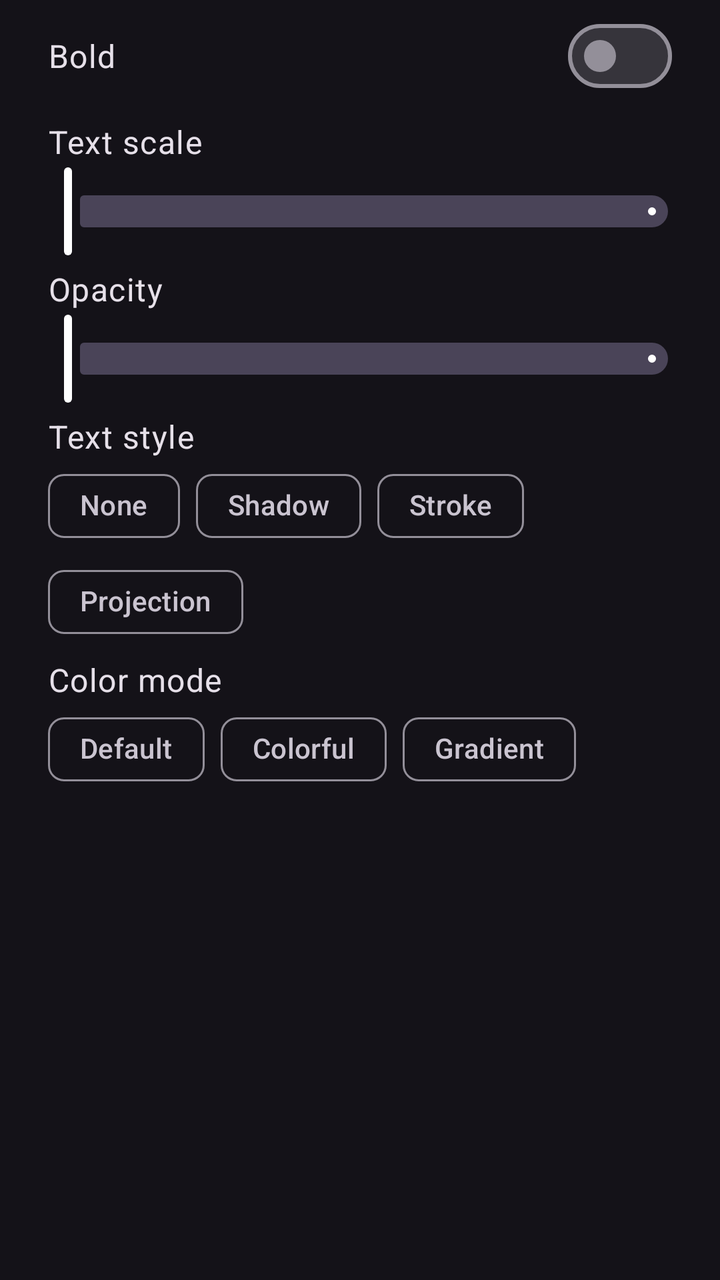
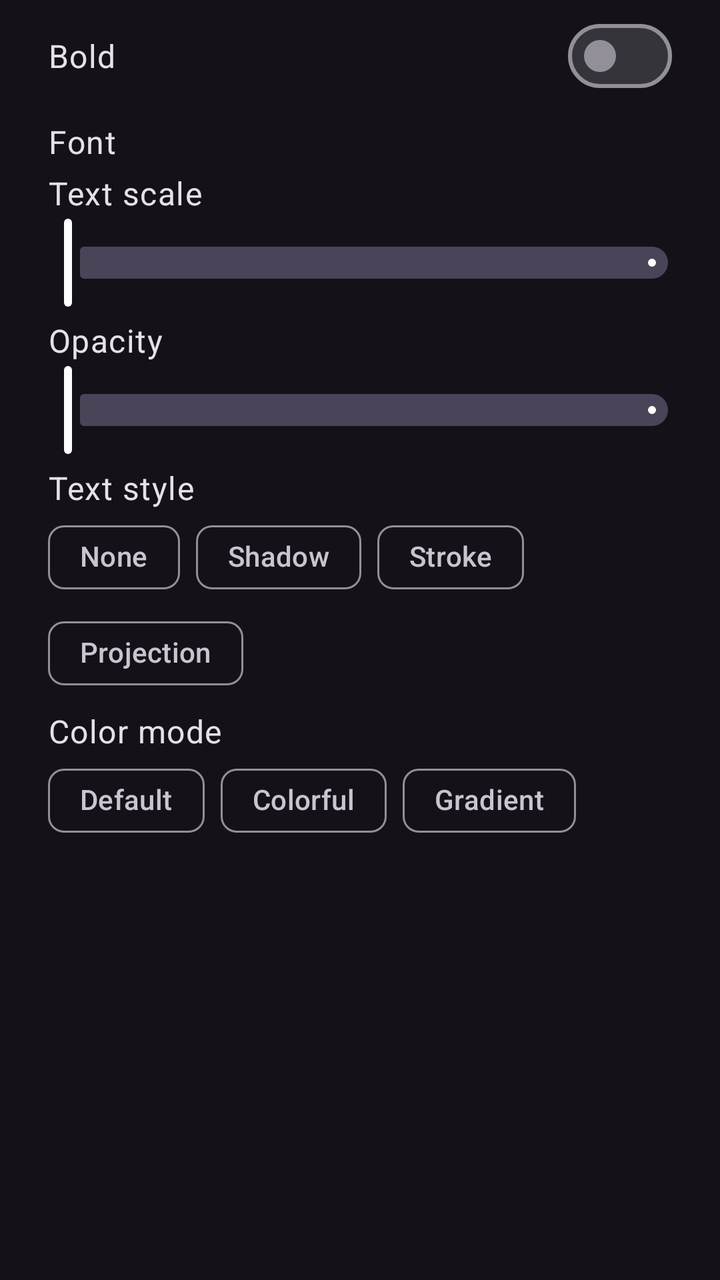

Before-and-after screenshots of an Android layout around one commit, followed by the original layout XML and the change that was made.
<!-- AndroidManifest.xml: application theme Theme.App -->
<!-- res/layout/view_danmaku_appearance.xml -->
<?xml version="1.0" encoding="utf-8"?>
<androidx.appcompat.widget.LinearLayoutCompat xmlns:android="http://schemas.android.com/apk/res/android"
    xmlns:app="http://schemas.android.com/apk/res-auto"
    android:layout_width="match_parent"
    android:layout_height="wrap_content"
    android:orientation="vertical">

    <androidx.appcompat.widget.LinearLayoutCompat
        android:layout_width="match_parent"
        android:layout_height="wrap_content"
        android:gravity="center_vertical"
        android:orientation="horizontal"
        android:paddingHorizontal="24dp"
        android:paddingVertical="4dp">

        <com.google.android.material.textview.MaterialTextView
            android:layout_width="0dp"
            android:layout_height="wrap_content"
            android:layout_weight="1"
            android:text="@string/danmaku_text_bold"
            android:textAppearance="?attr/textAppearanceBodyLarge" />

        <com.google.android.material.materialswitch.MaterialSwitch
            android:id="@+id/textBoldSwitch"
            android:layout_width="wrap_content"
            android:layout_height="wrap_content" />

    </androidx.appcompat.widget.LinearLayoutCompat>

    <androidx.appcompat.widget.LinearLayoutCompat
        android:layout_width="match_parent"
        android:layout_height="wrap_content"
        android:gravity="center_vertical"
        android:orientation="horizontal"
        android:paddingHorizontal="24dp"
        android:paddingTop="4dp">

        <com.google.android.material.textview.MaterialTextView
            android:layout_width="0dp"
            android:layout_height="wrap_content"
            android:layout_weight="1"
            android:text="@string/danmaku_text_size"
            android:textAppearance="?attr/textAppearanceBodyLarge" />

        <com.google.android.material.textview.MaterialTextView
            android:id="@+id/textSizeValue"
            android:layout_width="wrap_content"
            android:layout_height="wrap_content"
            android:textAppearance="?attr/textAppearanceBodyMedium"
            android:textColor="?attr/colorPrimary" />

    </androidx.appcompat.widget.LinearLayoutCompat>

    <com.google.android.material.slider.Slider
        android:id="@+id/textSizeSlider"
        android:layout_width="match_parent"
        android:layout_height="wrap_content"
        android:layout_marginHorizontal="12dp"
        android:focusable="true"
        android:stepSize="0.1"
        android:valueFrom="0.5"
        android:valueTo="3.0"
        app:tickVisible="false" />

    <androidx.appcompat.widget.LinearLayoutCompat
        android:layout_width="match_parent"
        android:layout_height="wrap_content"
        android:gravity="center_vertical"
        android:orientation="horizontal"
        android:paddingHorizontal="24dp"
        android:paddingTop="4dp">

        <com.google.android.material.textview.MaterialTextView
            android:layout_width="0dp"
            android:layout_height="wrap_content"
            android:layout_weight="1"
            android:text="@string/danmaku_transparency"
            android:textAppearance="?attr/textAppearanceBodyLarge" />

        <com.google.android.material.textview.MaterialTextView
            android:id="@+id/alphaValue"
            android:layout_width="wrap_content"
            android:layout_height="wrap_content"
            android:textAppearance="?attr/textAppearanceBodyMedium"
            android:textColor="?attr/colorPrimary" />

    </androidx.appcompat.widget.LinearLayoutCompat>

    <com.google.android.material.slider.Slider
        android:id="@+id/alphaSlider"
        android:layout_width="match_parent"
        android:layout_height="wrap_content"
        android:layout_marginHorizontal="12dp"
        android:focusable="true"
        android:stepSize="0.05"
        android:valueFrom="0"
        android:valueTo="0.9"
        app:tickVisible="false" />

    <com.google.android.material.textview.MaterialTextView
        android:layout_width="match_parent"
        android:layout_height="wrap_content"
        android:paddingHorizontal="24dp"
        android:paddingTop="4dp"
        android:text="@string/danmaku_style_mode"
        android:textAppearance="?attr/textAppearanceBodyLarge" />

    <com.google.android.material.chip.ChipGroup
        android:id="@+id/styleChipGroup"
        android:layout_width="match_parent"
        android:layout_height="wrap_content"
        android:paddingHorizontal="24dp"
        app:chipSpacingVertical="0dp"
        app:selectionRequired="true"
        app:singleSelection="true">

        <com.google.android.material.chip.Chip
            android:id="@+id/styleNone"
            style="@style/Widget.Material3.Chip.Filter"
            android:layout_width="wrap_content"
            android:layout_height="wrap_content"
            android:text="@string/danmaku_style_none" />

        <com.google.android.material.chip.Chip
            android:id="@+id/styleShadow"
            style="@style/Widget.Material3.Chip.Filter"
            android:layout_width="wrap_content"
            android:layout_height="wrap_content"
            android:text="@string/danmaku_style_shadow" />

        <com.google.android.material.chip.Chip
            android:id="@+id/styleStroke"
            style="@style/Widget.Material3.Chip.Filter"
            android:layout_width="wrap_content"
            android:layout_height="wrap_content"
            android:text="@string/danmaku_style_stroke" />

        <com.google.android.material.chip.Chip
            android:id="@+id/styleProjection"
            style="@style/Widget.Material3.Chip.Filter"
            android:layout_width="wrap_content"
            android:layout_height="wrap_content"
            android:text="@string/danmaku_style_projection" />

    </com.google.android.material.chip.ChipGroup>

    <androidx.appcompat.widget.LinearLayoutCompat
        android:id="@+id/shadowAlphaRow"
        android:layout_width="match_parent"
        android:layout_height="wrap_content"
        android:gravity="center_vertical"
        android:orientation="horizontal"
        android:paddingHorizontal="24dp"
        android:paddingTop="4dp"
        android:visibility="gone">

        <com.google.android.material.textview.MaterialTextView
            android:layout_width="0dp"
            android:layout_height="wrap_content"
            android:layout_weight="1"
            android:text="@string/danmaku_shadow_transparency"
            android:textAppearance="?attr/textAppearanceBodyLarge" />

        <com.google.android.material.textview.MaterialTextView
            android:id="@+id/shadowAlphaValue"
            android:layout_width="wrap_content"
            android:layout_height="wrap_content"
            android:textAppearance="?attr/textAppearanceBodyMedium"
            android:textColor="?attr/colorPrimary" />

    </androidx.appcompat.widget.LinearLayoutCompat>

    <com.google.android.material.slider.Slider
        android:id="@+id/shadowAlphaSlider"
        android:layout_width="match_parent"
        android:layout_height="wrap_content"
        android:layout_marginHorizontal="12dp"
        android:focusable="true"
        android:stepSize="0.05"
        android:valueFrom="0"
        android:valueTo="0.9"
        android:visibility="gone"
        app:tickVisible="false" />

    <androidx.appcompat.widget.LinearLayoutCompat
        android:id="@+id/strokeWidthRow"
        android:layout_width="match_parent"
        android:layout_height="wrap_content"
        android:gravity="center_vertical"
        android:orientation="horizontal"
        android:paddingHorizontal="24dp"
        android:paddingTop="4dp"
        android:visibility="gone">

        <com.google.android.material.textview.MaterialTextView
            android:layout_width="0dp"
            android:layout_height="wrap_content"
            android:layout_weight="1"
            android:text="@string/danmaku_stroke_width"
            android:textAppearance="?attr/textAppearanceBodyLarge" />

        <com.google.android.material.textview.MaterialTextView
            android:id="@+id/strokeWidthValue"
            android:layout_width="wrap_content"
            android:layout_height="wrap_content"
            android:textAppearance="?attr/textAppearanceBodyMedium"
            android:textColor="?attr/colorPrimary" />

    </androidx.appcompat.widget.LinearLayoutCompat>

    <com.google.android.material.slider.Slider
        android:id="@+id/strokeWidthSlider"
        android:layout_width="match_parent"
        android:layout_height="wrap_content"
        android:layout_marginHorizontal="12dp"
        android:focusable="true"
        android:stepSize="0.01"
        android:valueFrom="0.05"
        android:valueTo="0.3"
        android:visibility="gone"
        app:tickVisible="false" />

    <androidx.appcompat.widget.LinearLayoutCompat
        android:id="@+id/projectionOffsetXRow"
        android:layout_width="match_parent"
        android:layout_height="wrap_content"
        android:gravity="center_vertical"
        android:orientation="horizontal"
        android:paddingHorizontal="24dp"
        android:paddingTop="4dp"
        android:visibility="gone">

        <com.google.android.material.textview.MaterialTextView
            android:layout_width="0dp"
            android:layout_height="wrap_content"
            android:layout_weight="1"
            android:text="@string/danmaku_projection_offset_x"
            android:textAppearance="?attr/textAppearanceBodyLarge" />

        <com.google.android.material.textview.MaterialTextView
            android:id="@+id/projectionOffsetXValue"
            android:layout_width="wrap_content"
            android:layout_height="wrap_content"
            android:textAppearance="?attr/textAppearanceBodyMedium"
            android:textColor="?attr/colorPrimary" />

    </androidx.appcompat.widget.LinearLayoutCompat>

    <com.google.android.material.slider.Slider
        android:id="@+id/projectionOffsetXSlider"
        android:layout_width="match_parent"
        android:layout_height="wrap_content"
        android:layout_marginHorizontal="12dp"
        android:focusable="true"
        android:stepSize="0.01"
        android:valueFrom="0.02"
        android:valueTo="0.15"
        android:visibility="gone"
        app:tickVisible="false" />

    <androidx.appcompat.widget.LinearLayoutCompat
        android:id="@+id/projectionOffsetYRow"
        android:layout_width="match_parent"
        android:layout_height="wrap_content"
        android:gravity="center_vertical"
        android:orientation="horizontal"
        android:paddingHorizontal="24dp"
        android:paddingTop="4dp"
        android:visibility="gone">

        <com.google.android.material.textview.MaterialTextView
            android:layout_width="0dp"
            android:layout_height="wrap_content"
            android:layout_weight="1"
            android:text="@string/danmaku_projection_offset_y"
            android:textAppearance="?attr/textAppearanceBodyLarge" />

        <com.google.android.material.textview.MaterialTextView
            android:id="@+id/projectionOffsetYValue"
            android:layout_width="wrap_content"
            android:layout_height="wrap_content"
            android:textAppearance="?attr/textAppearanceBodyMedium"
            android:textColor="?attr/colorPrimary" />

    </androidx.appcompat.widget.LinearLayoutCompat>

    <com.google.android.material.slider.Slider
        android:id="@+id/projectionOffsetYSlider"
        android:layout_width="match_parent"
        android:layout_height="wrap_content"
        android:layout_marginHorizontal="12dp"
        android:focusable="true"
        android:stepSize="0.01"
        android:valueFrom="0.02"
        android:valueTo="0.15"
        android:visibility="gone"
        app:tickVisible="false" />

    <androidx.appcompat.widget.LinearLayoutCompat
        android:id="@+id/projectionAlphaRow"
        android:layout_width="match_parent"
        android:layout_height="wrap_content"
        android:gravity="center_vertical"
        android:orientation="horizontal"
        android:paddingHorizontal="24dp"
        android:paddingTop="4dp"
        android:visibility="gone">

        <com.google.android.material.textview.MaterialTextView
            android:layout_width="0dp"
            android:layout_height="wrap_content"
            android:layout_weight="1"
            android:text="@string/danmaku_projection_transparency"
            android:textAppearance="?attr/textAppearanceBodyLarge" />

        <com.google.android.material.textview.MaterialTextView
            android:id="@+id/projectionAlphaValue"
            android:layout_width="wrap_content"
            android:layout_height="wrap_content"
            android:textAppearance="?attr/textAppearanceBodyMedium"
            android:textColor="?attr/colorPrimary" />

    </androidx.appcompat.widget.LinearLayoutCompat>

    <com.google.android.material.slider.Slider
        android:id="@+id/projectionAlphaSlider"
        android:layout_width="match_parent"
        android:layout_height="wrap_content"
        android:layout_marginHorizontal="12dp"
        android:focusable="true"
        android:stepSize="0.05"
        android:valueFrom="0"
        android:valueTo="0.9"
        android:visibility="gone"
        app:tickVisible="false" />

    <com.google.android.material.textview.MaterialTextView
        android:layout_width="match_parent"
        android:layout_height="wrap_content"
        android:paddingHorizontal="24dp"
        android:paddingTop="4dp"
        android:text="@string/danmaku_color_mode"
        android:textAppearance="?attr/textAppearanceBodyLarge" />

    <com.google.android.material.chip.ChipGroup
        android:id="@+id/colorChipGroup"
        android:layout_width="match_parent"
        android:layout_height="wrap_content"
        android:paddingHorizontal="24dp"
        app:chipSpacingVertical="0dp"
        app:selectionRequired="true"
        app:singleSelection="true">

        <com.google.android.material.chip.Chip
            android:id="@+id/colorDefault"
            style="@style/Widget.Material3.Chip.Filter"
            android:layout_width="wrap_content"
            android:layout_height="wrap_content"
            android:text="@string/danmaku_color_default" />

        <com.google.android.material.chip.Chip
            android:id="@+id/colorColorful"
            style="@style/Widget.Material3.Chip.Filter"
            android:layout_width="wrap_content"
            android:layout_height="wrap_content"
            android:text="@string/danmaku_color_colorful" />

        <com.google.android.material.chip.Chip
            android:id="@+id/colorGradient"
            style="@style/Widget.Material3.Chip.Filter"
            android:layout_width="wrap_content"
            android:layout_height="wrap_content"
            android:text="@string/danmaku_color_gradient" />

    </com.google.android.material.chip.ChipGroup>

    <com.google.android.material.textview.MaterialTextView
        android:id="@+id/colorOverrideHint"
        android:layout_width="match_parent"
        android:layout_height="wrap_content"
        android:paddingHorizontal="24dp"
        android:paddingVertical="4dp"
        android:text="@string/danmaku_color_override_hint"
        android:textAppearance="?attr/textAppearanceBodySmall"
        android:textColor="?attr/colorError"
        android:visibility="gone" />

</androidx.appcompat.widget.LinearLayoutCompat>
<!-- resources referenced by this layout -->
<resources>
  <string name="danmaku_color_colorful">Colorful</string>
  <string name="danmaku_color_default">Default</string>
  <string name="danmaku_color_gradient">Gradient</string>
  <string name="danmaku_color_mode">Color mode</string>
  <string name="danmaku_color_override_hint">Original colors will be ignored</string>
  <string name="danmaku_projection_offset_x">Projection offset X</string>
  <string name="danmaku_projection_offset_y">Projection offset Y</string>
  <string name="danmaku_projection_transparency">Projection opacity</string>
  <string name="danmaku_shadow_transparency">Shadow opacity</string>
  <string name="danmaku_stroke_width">Stroke width</string>
  <string name="danmaku_style_mode">Text style</string>
  <string name="danmaku_style_none">None</string>
  <string name="danmaku_style_projection">Projection</string>
  <string name="danmaku_style_shadow">Shadow</string>
  <string name="danmaku_style_stroke">Stroke</string>
  <string name="danmaku_text_bold">Bold</string>
  <string name="danmaku_text_size">Text scale</string>
  <string name="danmaku_transparency">Opacity</string>
  <style name="Theme.App" parent="Theme.Base" />
  <style name="Theme.Base" parent="Theme.Material3.Dark.NoActionBar">
          <item name="colorPrimary">@color/white</item>
          <item name="android:windowFullscreen">true</item>
          <item name="android:windowTranslucentStatus">true</item>
          <item name="android:windowTranslucentNavigation">true</item>
          <item name="android:windowAnimationStyle">@style/NoAnim</item>
      </style>
  <color name="white">#FFFFFF</color>
  <style name="NoAnim">
          <item name="android:activityOpenEnterAnimation">@null</item>
          <item name="android:activityOpenExitAnimation">@null</item>
          <item name="android:activityCloseEnterAnimation">@null</item>
          <item name="android:activityCloseExitAnimation">@null</item>
      </style>
</resources>

<!-- the commit's change to res/layout/view_danmaku_appearance.xml (unified diff, before → after) -->
@@ -27,6 +27,33 @@
 
     </androidx.appcompat.widget.LinearLayoutCompat>
 
+    <com.google.android.material.textview.MaterialTextView
+        android:layout_width="match_parent"
+        android:layout_height="wrap_content"
+        android:paddingHorizontal="24dp"
+        android:paddingTop="4dp"
+        android:text="@string/playback_font"
+        android:textAppearance="?attr/textAppearanceBodyLarge" />
+
+    <HorizontalScrollView
+        android:layout_width="match_parent"
+        android:layout_height="wrap_content"
+        android:fillViewport="false"
+        android:focusable="false"
+        android:scrollbars="none">
+
+        <com.google.android.material.chip.ChipGroup
+            android:id="@+id/fontGroup"
+            android:layout_width="wrap_content"
+            android:layout_height="wrap_content"
+            android:paddingHorizontal="24dp"
+            app:chipSpacingVertical="0dp"
+            app:selectionRequired="true"
+            app:singleLine="true"
+            app:singleSelection="true" />
+
+    </HorizontalScrollView>
+
     <androidx.appcompat.widget.LinearLayoutCompat
         android:layout_width="match_parent"
         android:layout_height="wrap_content"
<!-- resource entries referenced after the edit -->
@@ -18,6 +18,7 @@
   <string name="danmaku_text_bold">Bold</string>
   <string name="danmaku_text_size">Text scale</string>
   <string name="danmaku_transparency">Opacity</string>
+  <string name="playback_font">Font</string>
   <style name="Theme.App" parent="Theme.Base" />
   <style name="Theme.Base" parent="Theme.Material3.Dark.NoActionBar">
           <item name="colorPrimary">@color/white</item>
